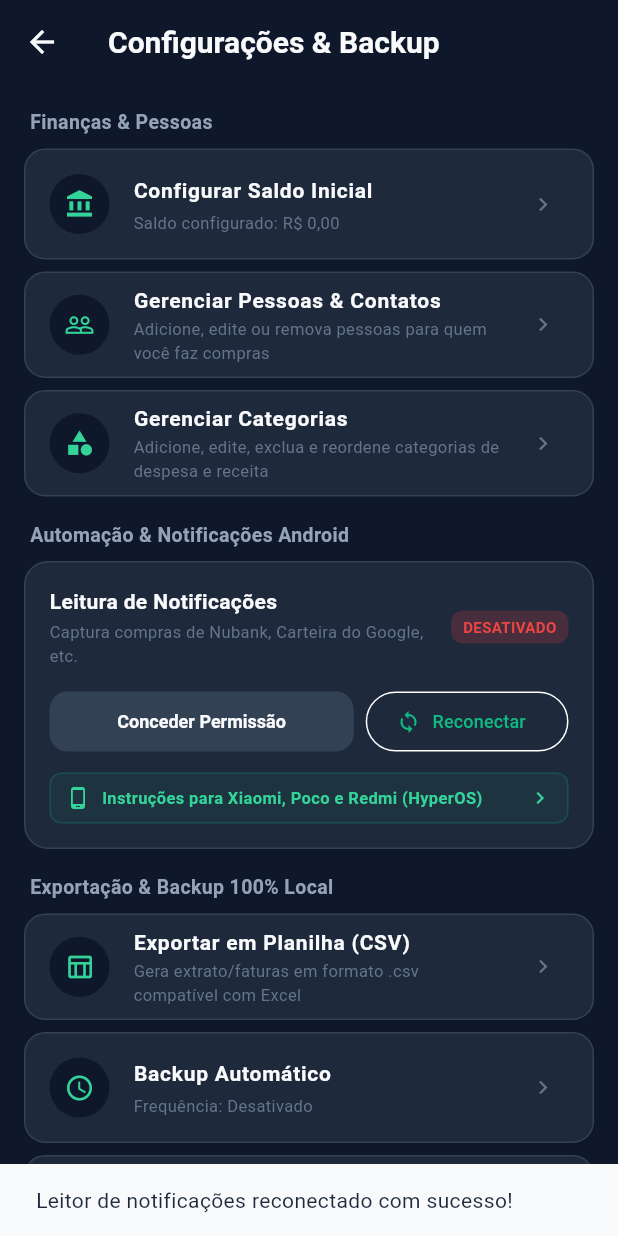
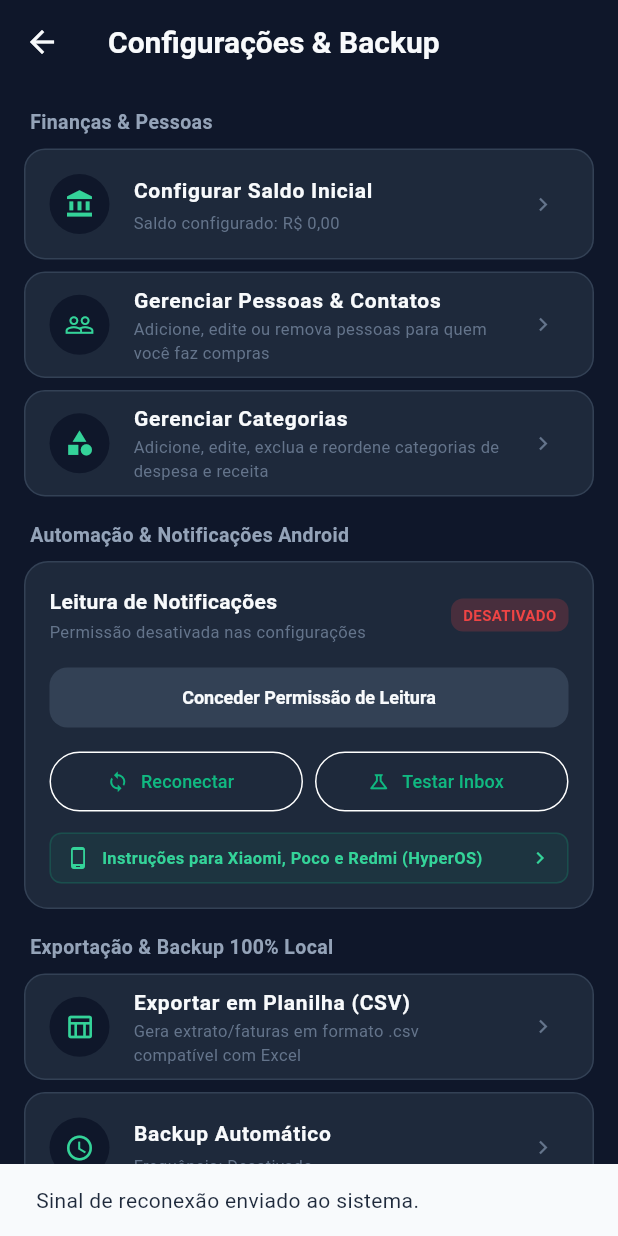
Before and after one commit to LuGoAn/chokin, a Flutter app: the SettingsScreen screen opened directly with empty values, after a tap on "Reconectar", on a phone screen of 412 x 824 dp. Run offline on Flutter 3.47's test engine with Material 3 defaults, Android fonts, the phone set to English and light mode, and no system bars; our stand-ins replace file_picker, shared_preferences, sqflite; accounts and stored records are empty; network calls fail.

Commit message:
fix: resolucao de captura de notificacoes no Xiaomi/Poco (HyperOS) e posicionamento seguro do botao de confirmar lancamento (v1.0.2)

```diff
--- a/lib/domain/notifications/notification_bridge_service.dart
+++ b/lib/domain/notifications/notification_bridge_service.dart
@@ -132,6 +132,38 @@ class NotificationBridgeService {
     }
   }
 
+  /// Verifica se o serviço nativo do Kotlin está ativamente conectado pelo sistema operacional
+  Future<bool> isServiceConnected() async {
+    try {
+      final bool? connected = await _methodChannel.invokeMethod('isServiceConnected');
+      return connected ?? false;
+    } catch (_) {
+      return false;
+    }
+  }
+
+  /// Simula uma notificação para testes de integridade da Inbox
+  Future<InboxNotification?> simulateTestNotification({
+    String appName = 'Carteira do Google',
+    String packageName = 'com.google.android.apps.walletnfcrel',
+    String rawTitle = 'Carteira do Google',
+    String rawText = 'R\$ 25,50 em Supermercado Teste',
+  }) async {
+    final payload = RawNotificationPayload(
+      id: _uuid.v4(),
+      packageName: packageName,
+      appName: appName,
+      rawTitle: rawTitle,
+      rawText: rawText,
+      timestamp: DateTime.now(),
+    );
+    final inboxItem = processRawNotification(payload);
+    if (inboxItem != null) {
+      _onNotificationReceived.add(inboxItem);
+    }
+    return inboxItem;
+  }
+
   /// Abre a tela do sistema operacional para concessão de permissão de acesso a notificações
   Future<void> openPermissionSettings() async {
     try {
--- a/lib/presentation/screens/settings/settings_screen.dart
+++ b/lib/presentation/screens/settings/settings_screen.dart
@@ -25,6 +25,7 @@ class SettingsScreen extends StatefulWidget {
 
 class _SettingsScreenState extends State<SettingsScreen> with WidgetsBindingObserver {
   bool _notificationAccessGranted = false;
+  bool _serviceConnected = false;
   AutoBackupFrequency _autoBackupFreq = AutoBackupFrequency.disabled;
   DateTime? _lastAutoBackupDate;
   String? _backupDirPath;
@@ -80,8 +81,12 @@ class _SettingsScreenState extends State<SettingsScreen> with WidgetsBindingObse
 
   Future<void> _checkPermission() async {
     final granted = await widget.notifier.notificationBridge.checkPermission();
+    final connected = await widget.notifier.notificationBridge.isServiceConnected();
     if (mounted) {
-      setState(() => _notificationAccessGranted = granted);
+      setState(() {
+        _notificationAccessGranted = granted;
+        _serviceConnected = connected;
+      });
     }
   }
 
@@ -157,26 +162,40 @@ class _SettingsScreenState extends State<SettingsScreen> with WidgetsBindingObse
                 Row(
                   mainAxisAlignment: MainAxisAlignment.spaceBetween,
                   children: [
-                    const Expanded(
+                    Expanded(
                       child: Column(
                         crossAxisAlignment: CrossAxisAlignment.start,
                         children: [
-                          Text('Leitura de Notificações', style: TextStyle(fontWeight: FontWeight.bold, fontSize: 14, color: AppColors.textPrimary)),
-                          SizedBox(height: 2),
-                          Text('Captura compras de Nubank, Carteira do Google, etc.', style: TextStyle(color: AppColors.textMuted, fontSize: 11)),
+                          const Text('Leitura de Notificações', style: TextStyle(fontWeight: FontWeight.bold, fontSize: 14, color: AppColors.textPrimary)),
+                          const SizedBox(height: 2),
+                          Text(
+                            !_notificationAccessGranted
+                                ? 'Permissão desativada nas configurações'
+                                : (_serviceConnected
+                                    ? 'Serviço ativo e conectado ao Android'
+                                    : 'Permissão concedida (aguardando sistema)'),
+                            style: const TextStyle(color: AppColors.textMuted, fontSize: 11),
+                          ),
                         ],
                       ),
                     ),
                     Container(
                       padding: const EdgeInsets.symmetric(horizontal: 8, vertical: 4),
                       decoration: BoxDecoration(
-                        color: (_notificationAccessGranted ? AppColors.income : AppColors.expense).withOpacity(0.2),
+                        color: (!_notificationAccessGranted
+                                ? AppColors.expense
+                                : (_serviceConnected ? AppColors.income : Colors.orange))
+                            .withOpacity(0.2),
                         borderRadius: BorderRadius.circular(8),
                       ),
                       child: Text(
-                        _notificationAccessGranted ? 'ATIVO' : 'DESATIVADO',
+                        !_notificationAccessGranted
+                            ? 'DESATIVADO'
+                            : (_serviceConnected ? 'ATIVO (CONECTADO)' : 'AGUARDANDO SO'),
                         style: TextStyle(
-                          color: _notificationAccessGranted ? AppColors.income : AppColors.expense,
+                          color: !_notificationAccessGranted
+                              ? AppColors.expense
+                              : (_serviceConnected ? AppColors.income : Colors.orange),
                           fontSize: 10,
                           fontWeight: FontWeight.bold,
                         ),
@@ -185,10 +204,8 @@ class _SettingsScreenState extends State<SettingsScreen> with WidgetsBindingObse
                   ],
                 ),
                 const SizedBox(height: 12),
-                Row(
-                  children: [
-                    Expanded(
-                      flex: 3,
+                SizedBox(
+                  width: double.infinity,
                   child: ElevatedButton(
                     onPressed: () async {
                       await widget.notifier.notificationBridge.openPermissionSettings();
@@ -200,23 +217,45 @@ class _SettingsScreenState extends State<SettingsScreen> with WidgetsBindingObse
                       padding: const EdgeInsets.symmetric(vertical: 10),
                     ),
                     child: Text(
-                          _notificationAccessGranted ? 'Revisar Permissões' : 'Conceder Permissão',
+                      _notificationAccessGranted ? 'Revisar Permissões no Android' : 'Conceder Permissão de Leitura',
                       style: const TextStyle(fontSize: 12, color: AppColors.textPrimary),
                     ),
                   ),
                 ),
-                    const SizedBox(width: 8),
+                const SizedBox(height: 8),
+                Row(
+                  children: [
                     Expanded(
-                      flex: 2,
                       child: OutlinedButton.icon(
-                        icon: const Icon(Icons.sync, size: 16),
+                        icon: const Icon(Icons.sync, size: 15),
                         label: const Text('Reconectar', style: TextStyle(fontSize: 12)),
                         onPressed: () async {
                           await widget.notifier.notificationBridge.rebindService();
-                          _checkPermission();
+                          await _checkPermission();
                           if (mounted) {
                             ScaffoldMessenger.of(context).showSnackBar(
-                              const SnackBar(content: Text('Leitor de notificações reconectado com sucesso!')),
+                              SnackBar(
+                                content: Text(_serviceConnected
+                                    ? 'Leitor reconectado com sucesso ao Android!'
+                                    : 'Sinal de reconexão enviado ao sistema.'),
+                              ),
+                            );
+                          }
+                        },
+                      ),
+                    ),
+                    const SizedBox(width: 8),
+                    Expanded(
+                      child: OutlinedButton.icon(
+                        icon: const Icon(Icons.science_outlined, size: 15),
+                        label: const Text('Testar Inbox', style: TextStyle(fontSize: 12)),
+                        onPressed: () async {
+                          await widget.notifier.simulateTestNotification();
+                          if (mounted) {
+                            ScaffoldMessenger.of(context).showSnackBar(
+                              const SnackBar(
+                                content: Text('Notificação de teste (R\$ 25,50) enviada! Veja na aba Inbox.'),
+                              ),
                             );
                           }
                         },
@@ -974,18 +1013,24 @@ class _SettingsScreenState extends State<SettingsScreen> with WidgetsBindingObse
               mainAxisSize: MainAxisSize.min,
               children: [
                 Text(
-                  'No HyperOS / MIUI, o sistema encerra processos em segundo plano para economizar bateria. Para o Chokin ler notificações continuamente:',
+                  'No Xiaomi HyperOS / MIUI, o sistema encerra agressivamente serviços em segundo plano. Para garantir que o Chokin leia notificações de compras sem falhar:',
                   style: TextStyle(fontSize: 13, color: AppColors.textSecondary),
                 ),
                 SizedBox(height: 12),
                 Text('1. Início Automático (Autostart):', style: TextStyle(fontWeight: FontWeight.bold, fontSize: 13, color: AppColors.textPrimary)),
-                Text('Abra as Informações do App do Chokin e ATIVE a opção "Início automático".', style: TextStyle(fontSize: 12, color: AppColors.textSecondary)),
+                Text('Toque no botão abaixo "Abrir Configurações do App" e ATIVE a chave "Início automático".', style: TextStyle(fontSize: 12, color: AppColors.textSecondary)),
                 SizedBox(height: 8),
                 Text('2. Economia de Bateria:', style: TextStyle(fontWeight: FontWeight.bold, fontSize: 13, color: AppColors.textPrimary)),
-                Text('Em Economia de Bateria do app, selecione "Sem restrições".', style: TextStyle(fontSize: 12, color: AppColors.textSecondary)),
+                Text('Em "Economia de Bateria", altere de Economizador MIUI para "Sem restrições".', style: TextStyle(fontSize: 12, color: AppColors.textSecondary)),
                 SizedBox(height: 8),
-                Text('3. Configurações Restritas (se aparecer):', style: TextStyle(fontWeight: FontWeight.bold, fontSize: 13, color: AppColors.textPrimary)),
-                Text('Se o Android exibir aviso de recurso restrito ao conceder a permissão de notificações, abra as Informações do App, toque nos 3 pontinhos no topo da tela e selecione "Permitir configurações restritas".', style: TextStyle(fontSize: 12, color: AppColors.textSecondary)),
+                Text('3. Travar com Cadeado (Recentes):', style: TextStyle(fontWeight: FontWeight.bold, fontSize: 13, color: AppColors.textPrimary)),
+                Text('Abra a tela de aplicativos recentes do seu Poco/Xiaomi, segure o dedo sobre o cartão do Chokin e toque no ícone de CADEADO. Isso impede que a limpeza de memória da Xiaomi mate o aplicativo.', style: TextStyle(fontSize: 12, color: AppColors.textSecondary)),
+                SizedBox(height: 8),
+                Text('4. Outras Permissões (Pop-up em 2º plano):', style: TextStyle(fontWeight: FontWeight.bold, fontSize: 13, color: AppColors.textPrimary)),
+                Text('Nas configurações do app, vá em "Outras permissões" e permita "Exibir janelas pop-up em segundo plano".', style: TextStyle(fontSize: 12, color: AppColors.textSecondary)),
+                SizedBox(height: 8),
+                Text('5. Configurações Restritas (se a permissão estiver cinza):', style: TextStyle(fontWeight: FontWeight.bold, fontSize: 13, color: AppColors.textPrimary)),
+                Text('Se o Android bloquear a permissão de notificações, abra as Informações do App, toque nos 3 pontinhos no canto superior direito e selecione "Permitir configurações restritas".', style: TextStyle(fontSize: 12, color: AppColors.textSecondary)),
               ],
             ),
           ),
--- a/lib/services/update_service.dart
+++ b/lib/services/update_service.dart
@@ -44,7 +44,7 @@ class AppUpdateInfo {
 }
 
 class UpdateService {
-  static const currentVersion = '1.0.1';
+  static const currentVersion = '1.0.2';
   static const repoOwner = 'LuGoAn';
   static const repoName = 'chokin';
   static const fallbackGithubToken = 'REMOVIDO';
--- a/pubspec.yaml
+++ b/pubspec.yaml
@@ -1,7 +1,7 @@
 name: chokin
 description: "Chokin — Gestão Financeira Pessoal Offline Contínua"
 publish_to: 'none'
-version: 1.0.1+2
+version: 1.0.2+3
 
 environment:
   sdk: '>=3.0.0 <4.0.0'
```
Also changed, not shown: lib/domain/notifications/parsers/notification_parser.dart (+32 -10 lines), lib/presentation/screens/transactions/new_transaction_screen.dart (+7 -4 lines), lib/presentation/state/financial_state_notifier.dart (+8 -0 lines), 6 other files. Lines whose indentation alone changed are shown as unchanged.
